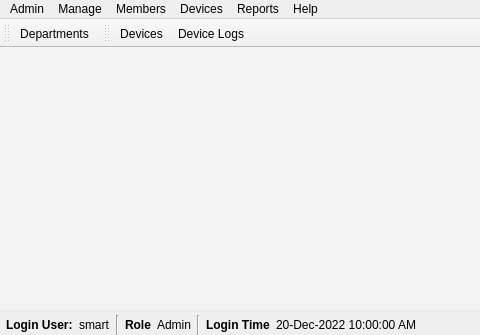
First picture: the form in modules/gui/main_window.ui, repository proghax333/attendance-desktop, before the edit; both pictures show x 0 to 480 and y 0 to 335 of the 715 by 335 pixel window.
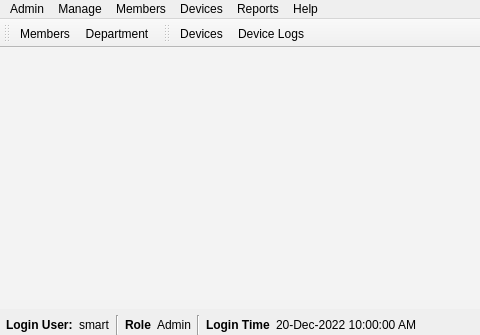
Second picture: the form after the edit. Icons and pictures are not drawn.

Patch:
```diff
--- a/modules/gui/main_window.ui
+++ b/modules/gui/main_window.ui
@@ -205,6 +205,7 @@
    <attribute name="toolBarBreak">
     <bool>false</bool>
    </attribute>
+   <addaction name="actionMembers"/>
    <addaction name="actionDepartment"/>
   </widget>
   <widget class="QToolBar" name="toolBar_2">
@@ -229,7 +230,7 @@
      <normaloff>:/icons/32x32/go-home.png</normaloff>:/icons/32x32/go-home.png</iconset>
    </property>
    <property name="text">
-    <string>Departments</string>
+    <string>Department</string>
    </property>
    <property name="toolTip">
     <string>Manage departments</string>
```
Left out of the diff: 28 changed lines with no effect on the pictures.
